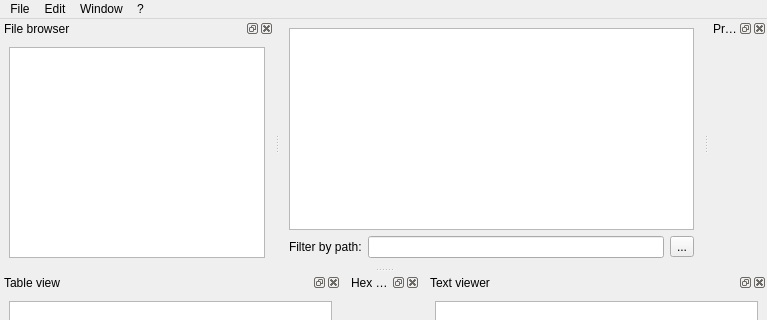
This is src/mainwindow.ui in OSLL/sca as Qt 5 draws it before an edit; both pictures show x 0 to 767 and y 0 to 320 of the 767 by 524 pixel window. The edited form follows.
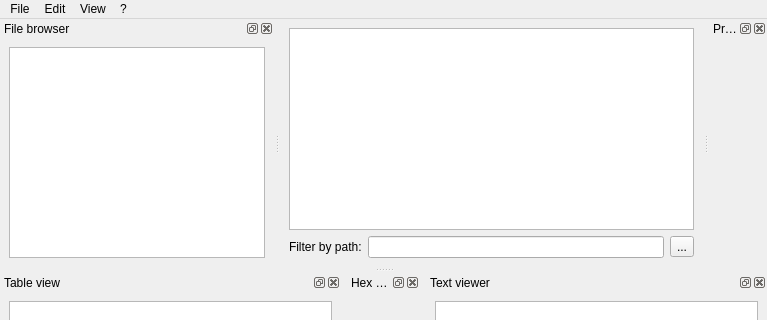
This is the edited form. Custom widgets are drawn as their Qt base class.

What changed in the file:
```diff
--- a/src/mainwindow.ui
+++ b/src/mainwindow.ui
@@ -58,7 +58,7 @@
      <x>0</x>
      <y>0</y>
      <width>767</width>
-     <height>21</height>
+     <height>25</height>
     </rect>
    </property>
    <widget class="QMenu" name="menuFile">
@@ -86,7 +86,7 @@
    </widget>
    <widget class="QMenu" name="menuView">
     <property name="title">
-     <string>Window</string>
+     <string>View</string>
     </property>
     <widget class="QMenu" name="menuViews">
      <property name="title">
```
Left out of the diff: 10 changed lines with no effect on the pictures.
